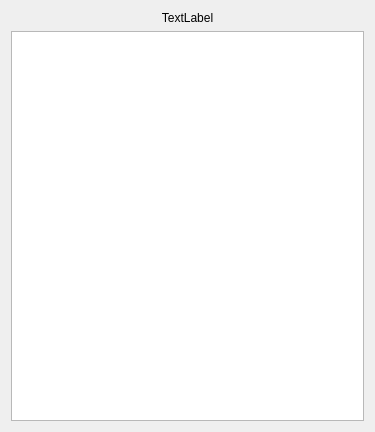
First picture: the form in desiteRuleCreator/QtDesigns/ObjectGraphWidget.ui, repository c-mellueh/SOM-Toolkit, before the edit.
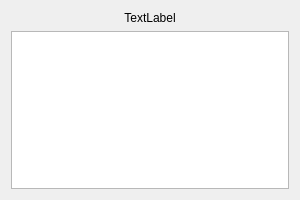
Second picture: the form after the edit.

Diff of the .ui file:
```diff
--- a/desiteRuleCreator/QtDesigns/ObjectGraphWidget.ui
+++ b/desiteRuleCreator/QtDesigns/ObjectGraphWidget.ui
@@ -6,16 +6,34 @@
    <rect>
     <x>0</x>
     <y>0</y>
-    <width>375</width>
-    <height>432</height>
+    <width>300</width>
+    <height>200</height>
    </rect>
   </property>
+  <property name="sizePolicy">
+   <sizepolicy hsizetype="Preferred" vsizetype="Maximum">
+    <horstretch>0</horstretch>
+    <verstretch>0</verstretch>
+   </sizepolicy>
+  </property>
+  <property name="cursor">
+   <cursorShape>ArrowCursor</cursorShape>
+  </property>
   <property name="windowTitle">
    <string>OG</string>
   </property>
   <layout class="QVBoxLayout" name="verticalLayout">
    <item>
     <widget class="QLabel" name="label_object_name">
+     <property name="sizePolicy">
+      <sizepolicy hsizetype="Preferred" vsizetype="Maximum">
+       <horstretch>0</horstretch>
+       <verstretch>0</verstretch>
+      </sizepolicy>
+     </property>
+     <property name="cursor">
+      <cursorShape>OpenHandCursor</cursorShape>
+     </property>
      <property name="text">
       <string>TextLabel</string>
      </property>
@@ -25,7 +43,20 @@
     </widget>
    </item>
    <item>
-    <widget class="QListWidget" name="list_widget_property_sets"/>
+    <widget class="QListWidget" name="list_widget_property_sets">
+     <property name="sizePolicy">
+      <sizepolicy hsizetype="Preferred" vsizetype="Maximum">
+       <horstretch>0</horstretch>
+       <verstretch>0</verstretch>
+      </sizepolicy>
+     </property>
+     <property name="verticalScrollBarPolicy">
+      <enum>Qt::ScrollBarAlwaysOff</enum>
+     </property>
+     <property name="horizontalScrollBarPolicy">
+      <enum>Qt::ScrollBarAlwaysOff</enum>
+     </property>
+    </widget>
    </item>
   </layout>
  </widget>
```
